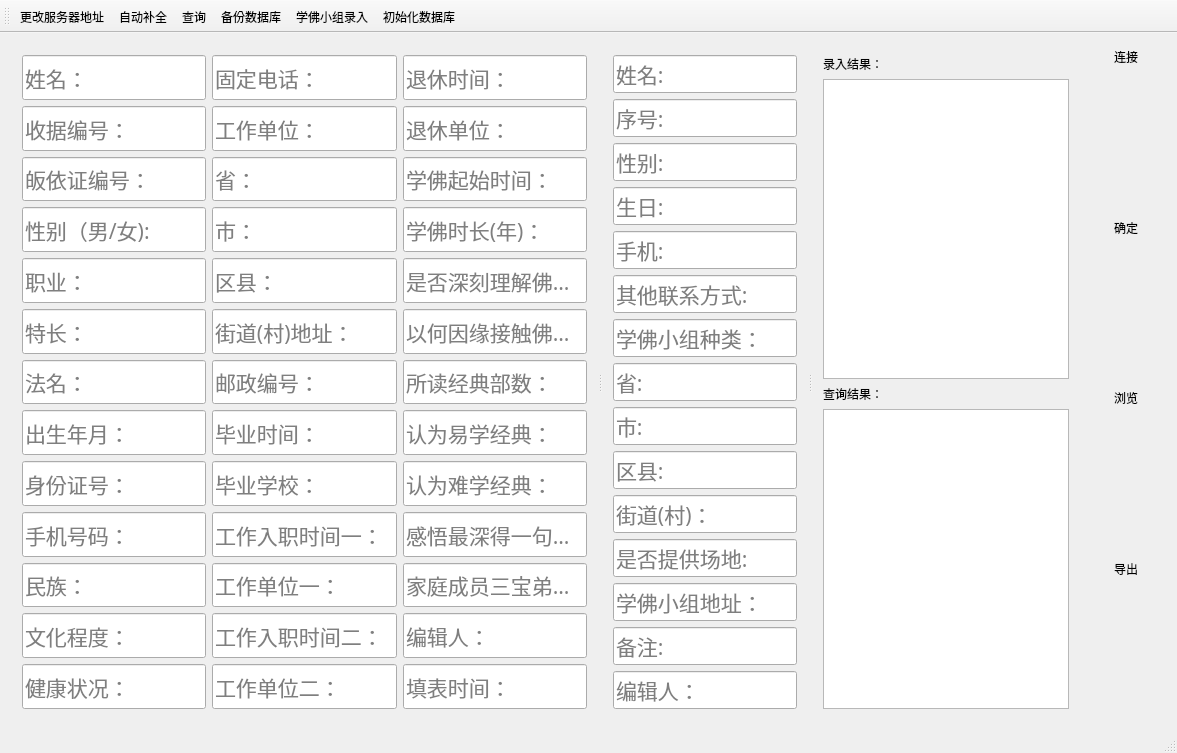
First picture: the form in connect.ui, repository crouse/connect, before the edit.
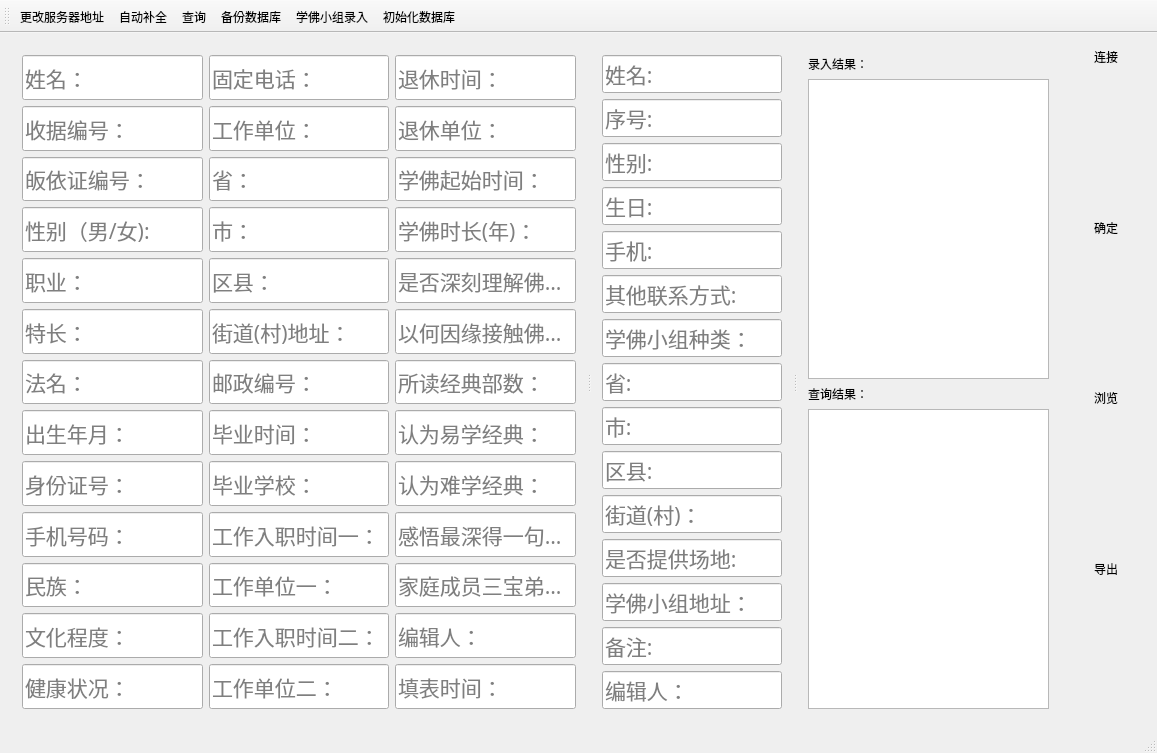
Second picture: the form after the edit. Icons and pictures are not drawn.

Diff of the .ui file:
```diff
--- a/connect.ui
+++ b/connect.ui
@@ -6,8 +6,8 @@
    <rect>
     <x>0</x>
     <y>0</y>
-    <width>1177</width>
-    <height>552</height>
+    <width>1157</width>
+    <height>553</height>
    </rect>
   </property>
   <property name="font">
```
